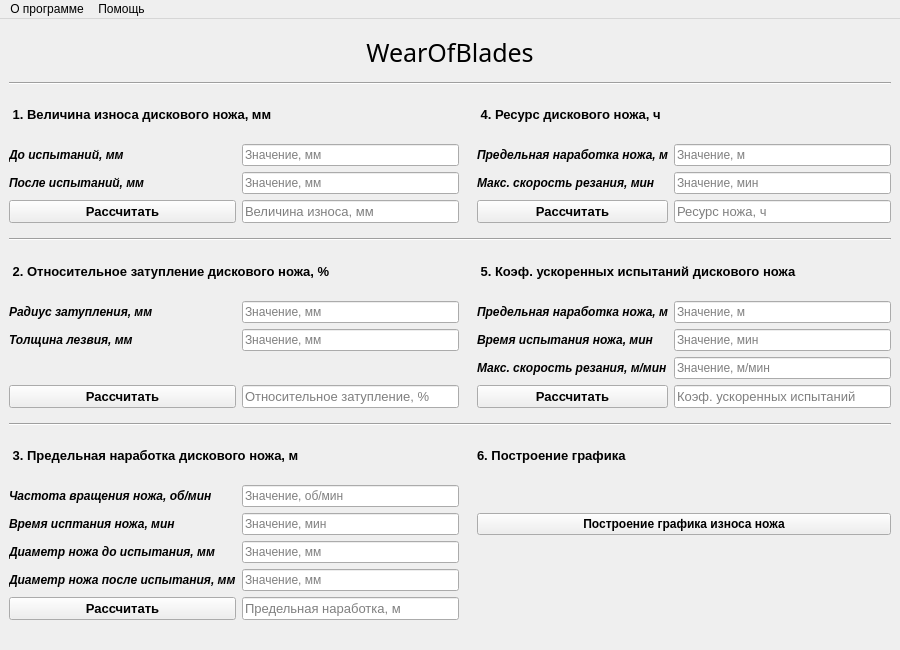
Qt form templates/wear_of_blades.ui (Darius1223/wear-off-blades) before a commit.
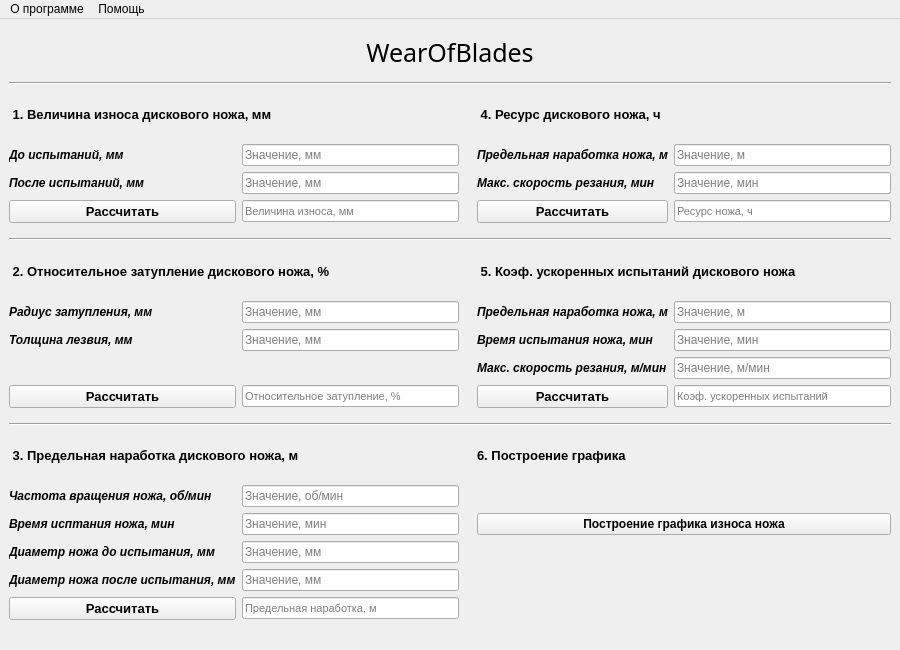
The same form after that commit. Icons and pictures are not drawn.

```diff
--- a/templates/wear_of_blades.ui
+++ b/templates/wear_of_blades.ui
@@ -178,7 +178,7 @@
      <widget class="QLineEdit" name="resourceLineEdit">
       <property name="font">
        <font>
-        <pointsize>10</pointsize>
+        <pointsize>8</pointsize>
         <weight>50</weight>
         <bold>false</bold>
        </font>
@@ -307,7 +307,7 @@
      <widget class="QLineEdit" name="ratioLineEdit">
       <property name="font">
        <font>
-        <pointsize>10</pointsize>
+        <pointsize>8</pointsize>
         <weight>50</weight>
         <bold>false</bold>
        </font>
@@ -345,7 +345,7 @@
      <widget class="QLineEdit" name="bluntingLineEdit">
       <property name="font">
        <font>
-        <pointsize>10</pointsize>
+        <pointsize>8</pointsize>
         <weight>50</weight>
         <bold>false</bold>
        </font>
@@ -454,7 +454,7 @@
      <widget class="QLineEdit" name="operatingTimeLneEdit">
       <property name="font">
        <font>
-        <pointsize>10</pointsize>
+        <pointsize>8</pointsize>
         <weight>50</weight>
         <bold>false</bold>
        </font>
@@ -672,7 +672,7 @@
      <widget class="QLineEdit" name="wearLineEdit">
       <property name="font">
        <font>
-        <pointsize>10</pointsize>
+        <pointsize>8</pointsize>
         <weight>50</weight>
         <bold>false</bold>
        </font>
```
